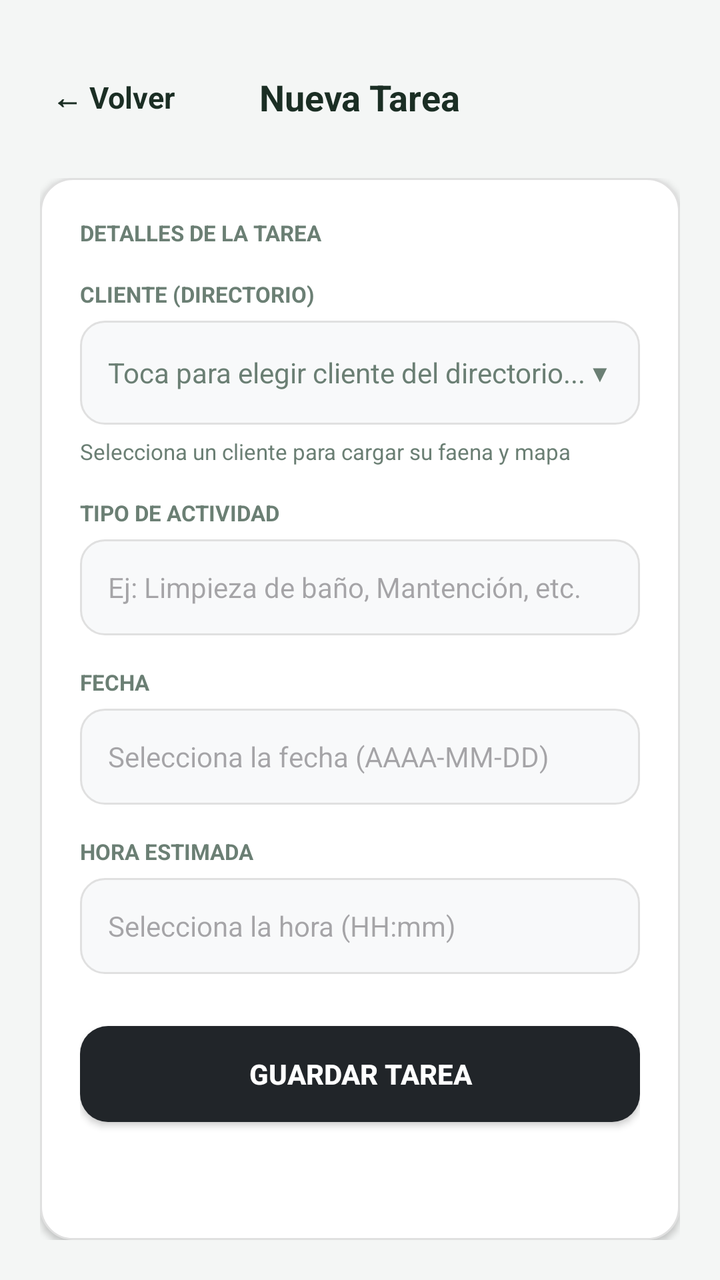
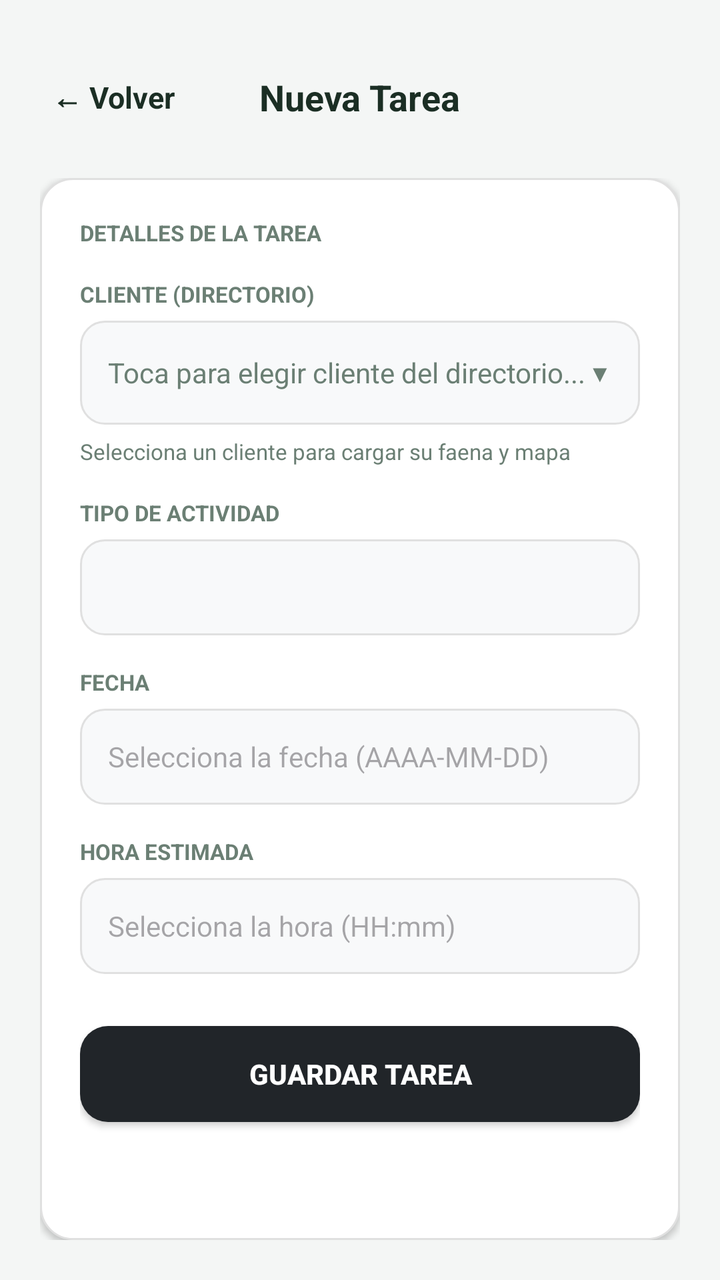

Before-and-after screenshots of an Android layout around one commit, followed by the original layout XML and the change that was made.
<!-- AndroidManifest.xml: application theme Theme.DesiertoTarapaca -->
<!-- res/layout/activity_registrar_tarea.xml -->
<?xml version="1.0" encoding="utf-8"?>
<LinearLayout xmlns:android="http://schemas.android.com/apk/res/android"
    android:layout_width="match_parent"
    android:layout_height="match_parent"
    android:background="#F4F6F5"
    android:orientation="vertical"
    android:paddingHorizontal="20dp"
    android:paddingTop="32dp"
    android:paddingBottom="20dp">

    <RelativeLayout
        android:layout_width="match_parent"
        android:layout_height="wrap_content"
        android:layout_marginBottom="24dp">

        <TextView
            android:id="@+id/btnVolverTarea"
            android:layout_width="wrap_content"
            android:layout_height="wrap_content"
            android:layout_alignParentStart="true"
            android:layout_centerVertical="true"
            android:padding="6dp"
            android:text="← Volver"
            android:textColor="@color/text_main"
            android:textSize="15sp"
            android:textStyle="bold" />

        <TextView
            android:layout_width="wrap_content"
            android:layout_height="wrap_content"
            android:layout_centerInParent="true"
            android:text="Nueva Tarea"
            android:textColor="@color/text_main"
            android:textSize="18sp"
            android:textStyle="bold" />
    </RelativeLayout>

    <ScrollView
        android:layout_width="match_parent"
        android:layout_height="match_parent"
        android:fillViewport="true">

        <LinearLayout
            android:layout_width="match_parent"
            android:layout_height="wrap_content"
            android:background="@drawable/bg_white_card"
            android:elevation="2dp"
            android:orientation="vertical"
            android:padding="20dp">

            <TextView
                android:layout_width="wrap_content"
                android:layout_height="wrap_content"
                android:text="DETALLES DE LA TAREA "
                android:textColor="@color/text_muted"
                android:textSize="11sp"
                android:textStyle="bold" />

            <TextView
                android:layout_width="wrap_content"
                android:layout_height="wrap_content"
                android:layout_marginTop="16dp"
                android:text="CLIENTE (DIRECTORIO)"
                android:textColor="@color/text_muted"
                android:textSize="11sp"
                android:textStyle="bold" />

            <LinearLayout
                android:id="@+id/btnSeleccionarClienteModal"
                android:layout_width="match_parent"
                android:layout_height="52dp"
                android:layout_marginTop="6dp"
                android:background="@drawable/bg_input_field"
                android:clickable="true"
                android:focusable="true"
                android:gravity="center_vertical"
                android:orientation="horizontal"
                android:paddingHorizontal="14dp">

                <TextView
                    android:id="@+id/tvClienteSeleccionadoTexto"
                    android:layout_width="0dp"
                    android:layout_height="wrap_content"
                    android:layout_weight="1"
                    android:text="Toca para elegir cliente del directorio..."
                    android:textColor="@color/text_muted"
                    android:textSize="14sp" />

                <TextView
                    android:layout_width="wrap_content"
                    android:layout_height="wrap_content"
                    android:text="▼"
                    android:textColor="@color/text_muted"
                    android:textSize="12sp" />
            </LinearLayout>

            <TextView
                android:id="@+id/tvUbicacionClienteInfo"
                android:layout_width="match_parent"
                android:layout_height="wrap_content"
                android:layout_marginTop="6dp"
                android:text="Selecciona un cliente para cargar su faena y mapa"
                android:textColor="@color/text_muted"
                android:textSize="11sp" />

            <TextView
                android:layout_width="wrap_content"
                android:layout_height="wrap_content"
                android:layout_marginTop="16dp"
                android:text="TIPO DE ACTIVIDAD"
                android:textColor="@color/text_muted"
                android:textSize="11sp"
                android:textStyle="bold" />

            <EditText
                android:id="@+id/etTareaTipo"
                android:layout_width="match_parent"
                android:layout_height="48dp"
                android:layout_marginTop="6dp"
                android:background="@drawable/bg_input_field"
                android:hint="Ej: Limpieza de baño, Mantención, etc."
                android:inputType="textCapSentences"
                android:paddingHorizontal="14dp"
                android:textColor="@color/text_main"
                android:textSize="14sp" />

            <TextView
                android:layout_width="wrap_content"
                android:layout_height="wrap_content"
                android:layout_marginTop="16dp"
                android:text="FECHA"
                android:textColor="@color/text_muted"
                android:textSize="11sp"
                android:textStyle="bold" />

            <EditText
                android:id="@+id/etTareaFecha"
                android:layout_width="match_parent"
                android:layout_height="48dp"
                android:layout_marginTop="6dp"
                android:background="@drawable/bg_input_field"
                android:clickable="true"
                android:focusable="false"
                android:hint="Selecciona la fecha (AAAA-MM-DD)"
                android:paddingHorizontal="14dp"
                android:textColor="@color/text_main"
                android:textSize="14sp" />

            <TextView
                android:layout_width="wrap_content"
                android:layout_height="wrap_content"
                android:layout_marginTop="16dp"
                android:text="HORA ESTIMADA"
                android:textColor="@color/text_muted"
                android:textSize="11sp"
                android:textStyle="bold" />

            <EditText
                android:id="@+id/etTareaHora"
                android:layout_width="match_parent"
                android:layout_height="48dp"
                android:layout_marginTop="6dp"
                android:background="@drawable/bg_input_field"
                android:clickable="true"
                android:focusable="false"
                android:hint="Selecciona la hora (HH:mm)"
                android:paddingHorizontal="14dp"
                android:textColor="@color/text_main"
                android:textSize="14sp" />

            <androidx.appcompat.widget.AppCompatButton
                android:id="@+id/btnGuardarTarea"
                android:layout_width="match_parent"
                android:layout_height="48dp"
                android:layout_marginTop="26dp"
                android:background="@drawable/bg_btn_finalizar"
                android:text="GUARDAR TAREA"
                android:textColor="@color/text_light"
                android:textSize="14sp"
                android:textStyle="bold" />

        </LinearLayout>
    </ScrollView>

</LinearLayout>
<!-- resources referenced by this layout -->
<resources>
  <color name="text_light">#FFFFFF</color>
  <color name="text_main">#1B2E24</color>
  <color name="text_muted">#6B7F74</color>
  <!-- drawable bg_btn_finalizar (drawable) -->
  <?xml version="1.0" encoding="utf-8"?>
  <ripple xmlns:android="http://schemas.android.com/apk/res/android"
      android:color="#000000">
      <item>
          <shape android:shape="rectangle">
              <solid android:color="@color/btn_dark_close" />
              <corners android:radius="14dp" />
          </shape>
      </item>
  </ripple>
  <!-- drawable bg_input_field (drawable) -->
  <?xml version="1.0" encoding="utf-8"?>
  <shape xmlns:android="http://schemas.android.com/apk/res/android"
      android:shape="rectangle">
      <solid android:color="#F8F9FA" />
      <stroke
          android:width="1dp"
          android:color="#E0E0E0" />
      <corners android:radius="12dp" />
  </shape>
  <!-- drawable bg_white_card (drawable) -->
  <?xml version="1.0" encoding="utf-8"?>
  <shape xmlns:android="http://schemas.android.com/apk/res/android"
      android:shape="rectangle">
      <solid android:color="@color/card_white" />
      <stroke android:width="1dp" android:color="@color/border_light" />
      <corners android:radius="16dp" />
  </shape>
  <style name="Theme.DesiertoTarapaca" parent="Base.Theme.DesiertoTarapaca" />
  <color name="btn_dark_close">#212529</color>
  <color name="card_white">#FFFFFF</color>
  <color name="border_light">#E0E0E0</color>
  <style name="Base.Theme.DesiertoTarapaca" parent="Theme.Material3.DayNight.NoActionBar">
          
          
      </style>
</resources>

<!-- the commit's change to res/layout/activity_registrar_tarea.xml (unified diff, before → after) -->
@@ -118,7 +118,6 @@
                 android:layout_height="48dp"
                 android:layout_marginTop="6dp"
                 android:background="@drawable/bg_input_field"
-                android:hint="Ej: Limpieza de baño, Mantención, etc."
                 android:inputType="textCapSentences"
                 android:paddingHorizontal="14dp"
                 android:textColor="@color/text_main"
